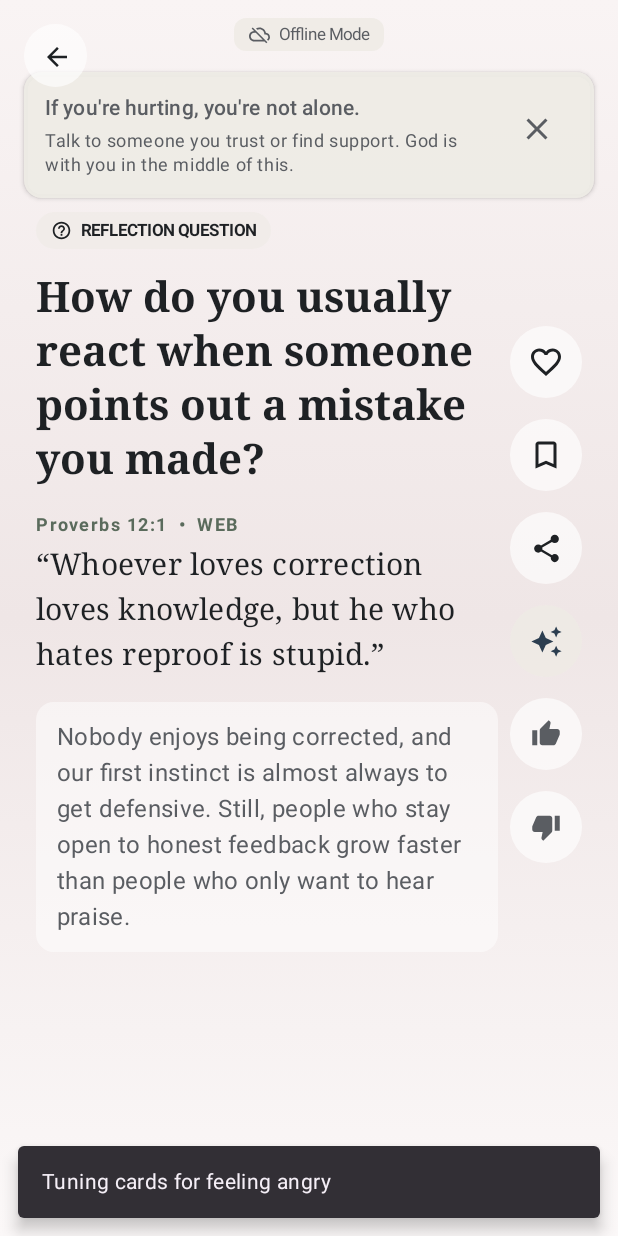
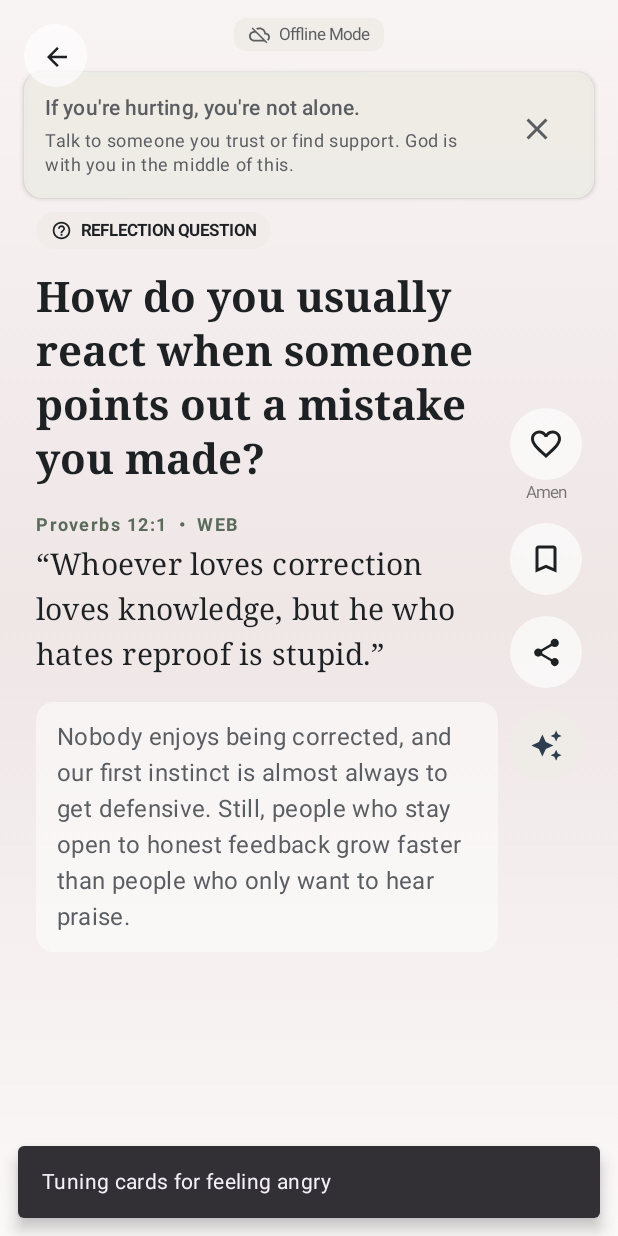
Before and after one commit to binkamvivek/HolyThing, an Android app built with Jetpack Compose: the screen it shows after launch (MainActivity), after a tap on "Angry", on a phone screen of 412 x 824 dp. Run offline under Robolectric (Android 15) with nearby library versions, the phone set to English and light mode, and no system bars; our stand-ins replace Dagger/Hilt's generated code, Room's generated code; 1 statement that could not run was skipped.

Commit message:
feat: Update CardActionButtons to include "Amen" label and remove unused icons

```diff
--- a/app/src/main/java/com/holything/app/ui/screens/feed/FeedViewModel.kt
+++ b/app/src/main/java/com/holything/app/ui/screens/feed/FeedViewModel.kt
@@ -201,7 +201,6 @@ class FeedViewModel @Inject constructor(
             _feedItemsFlow.update { list ->
                 list.map { if (it.card.id == cardId) it.copy(isAmened = added) else it }
             }
-            _userFeedbackEvent.emit(if (added) "Amen" else "Amen removed")
         }
     }
 
--- a/app/src/main/java/com/holything/app/ui/screens/feed/components/CardActionButtons.kt
+++ b/app/src/main/java/com/holything/app/ui/screens/feed/components/CardActionButtons.kt
@@ -7,6 +7,8 @@ import androidx.compose.animation.core.spring
 import androidx.compose.foundation.background
 import androidx.compose.foundation.layout.Arrangement
 import androidx.compose.foundation.layout.Column
+import androidx.compose.foundation.layout.Spacer
+import androidx.compose.foundation.layout.height
 import androidx.compose.foundation.layout.size
 import androidx.compose.foundation.shape.CircleShape
 import androidx.compose.material.icons.Icons
@@ -16,18 +18,19 @@ import androidx.compose.material.icons.filled.BookmarkBorder
 import androidx.compose.material.icons.filled.Favorite
 import androidx.compose.material.icons.filled.FavoriteBorder
 import androidx.compose.material.icons.filled.Share
-import androidx.compose.material.icons.filled.ThumbDown
-import androidx.compose.material.icons.filled.ThumbUp
 import androidx.compose.material3.Icon
 import androidx.compose.material3.IconButton
 import androidx.compose.material3.MaterialTheme
+import androidx.compose.material3.Text
 import androidx.compose.runtime.Composable
 import androidx.compose.runtime.getValue
 import androidx.compose.ui.Alignment
 import androidx.compose.ui.Modifier
 import androidx.compose.ui.draw.scale
 import androidx.compose.ui.graphics.Color
+import androidx.compose.ui.text.style.TextAlign
 import androidx.compose.ui.unit.dp
+import androidx.compose.ui.unit.sp
 
 @Composable
 fun CardActionButtons(
@@ -36,8 +39,8 @@ fun CardActionButtons(
     onAmenToggle: () -> Unit,
     onSaveToggle: () -> Unit,
     onShare: () -> Unit,
-    onMoreLikeThis: () -> Unit,
-    onLessLikeThis: () -> Unit,
+    onMoreLikeThis: () -> Unit = {},
+    onLessLikeThis: () -> Unit = {},
     onReflect: () -> Unit,
     modifier: Modifier = Modifier
 ) {
@@ -62,7 +65,10 @@ fun CardActionButtons(
         horizontalAlignment = Alignment.CenterHorizontally,
         verticalArrangement = Arrangement.spacedBy(14.dp)
     ) {
-        // 1. Amen (Heart)
+        // 1. Amen (Heart with small centered "Amen" label below)
+        Column(
+            horizontalAlignment = Alignment.CenterHorizontally
+        ) {
             IconButton(
                 onClick = onAmenToggle,
                 modifier = Modifier
@@ -76,6 +82,14 @@ fun CardActionButtons(
                     modifier = Modifier
                         .size(24.dp)
                         .scale(heartScale)
+                )
+            }
+            Spacer(modifier = Modifier.height(2.dp))
+            Text(
+                text = "Amen",
+                style = MaterialTheme.typography.labelSmall.copy(fontSize = 11.sp),
+                color = if (isAmened) MaterialTheme.colorScheme.onSurface else MaterialTheme.colorScheme.onSurface.copy(alpha = 0.6f),
+                textAlign = TextAlign.Center
             )
         }
 
@@ -123,35 +137,5 @@ fun CardActionButtons(
                 modifier = Modifier.size(22.dp)
             )
         }
-
-        // 5. More like this
-        IconButton(
-            onClick = onMoreLikeThis,
-            modifier = Modifier
-                .size(48.dp)
-                .background(MaterialTheme.colorScheme.surface.copy(alpha = 0.65f), CircleShape)
-        ) {
-            Icon(
-                imageVector = Icons.Filled.ThumbUp,
-                contentDescription = "Show more like this",
-                tint = MaterialTheme.colorScheme.onSurfaceVariant,
-                modifier = Modifier.size(20.dp)
-            )
-        }
-
-        // 6. Less like this
-        IconButton(
-            onClick = onLessLikeThis,
-            modifier = Modifier
-                .size(48.dp)
-                .background(MaterialTheme.colorScheme.surface.copy(alpha = 0.65f), CircleShape)
-        ) {
-            Icon(
-                imageVector = Icons.Filled.ThumbDown,
-                contentDescription = "Show fewer like this",
-                tint = MaterialTheme.colorScheme.onSurfaceVariant,
-                modifier = Modifier.size(20.dp)
-            )
     }
 }
-}
```
Lines whose indentation alone changed are shown as unchanged.
